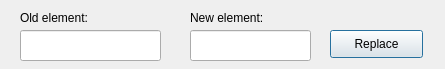
First picture: the form in EditorTexto/replacedialog.ui, repository Antoniolm/Editor_Texto-Qt5, before the edit.
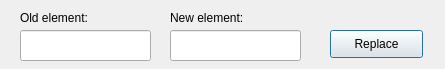
Second picture: the form after the edit.

The edit to the form file:
```diff
--- a/EditorTexto/replacedialog.ui
+++ b/EditorTexto/replacedialog.ui
@@ -18,7 +18,7 @@
     <rect>
      <x>20</x>
      <y>30</y>
-     <width>141</width>
+     <width>131</width>
      <height>31</height>
     </rect>
    </property>
@@ -26,9 +26,9 @@
   <widget class="QLineEdit" name="lineEdit_2">
    <property name="geometry">
     <rect>
-     <x>190</x>
+     <x>170</x>
      <y>30</y>
-     <width>121</width>
+     <width>131</width>
      <height>31</height>
     </rect>
    </property>
@@ -62,7 +62,7 @@
   <widget class="QLabel" name="label_2">
    <property name="geometry">
     <rect>
-     <x>190</x>
+     <x>170</x>
      <y>10</y>
      <width>121</width>
      <height>16</height>
```
Left out of the diff: 8 changed lines with no effect on the pictures.
